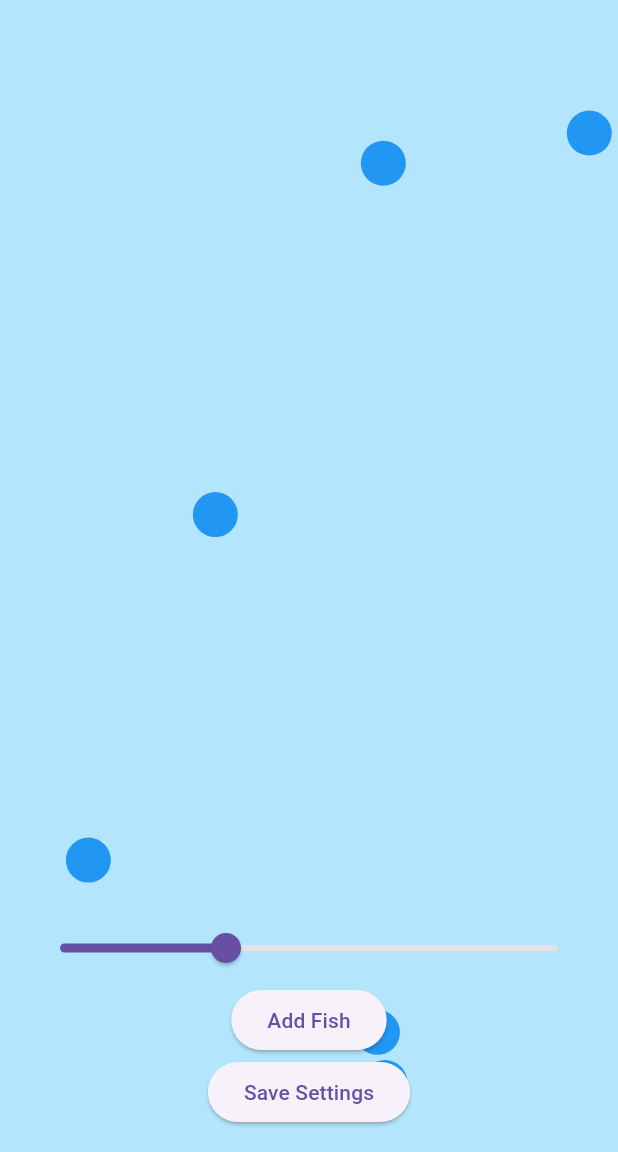
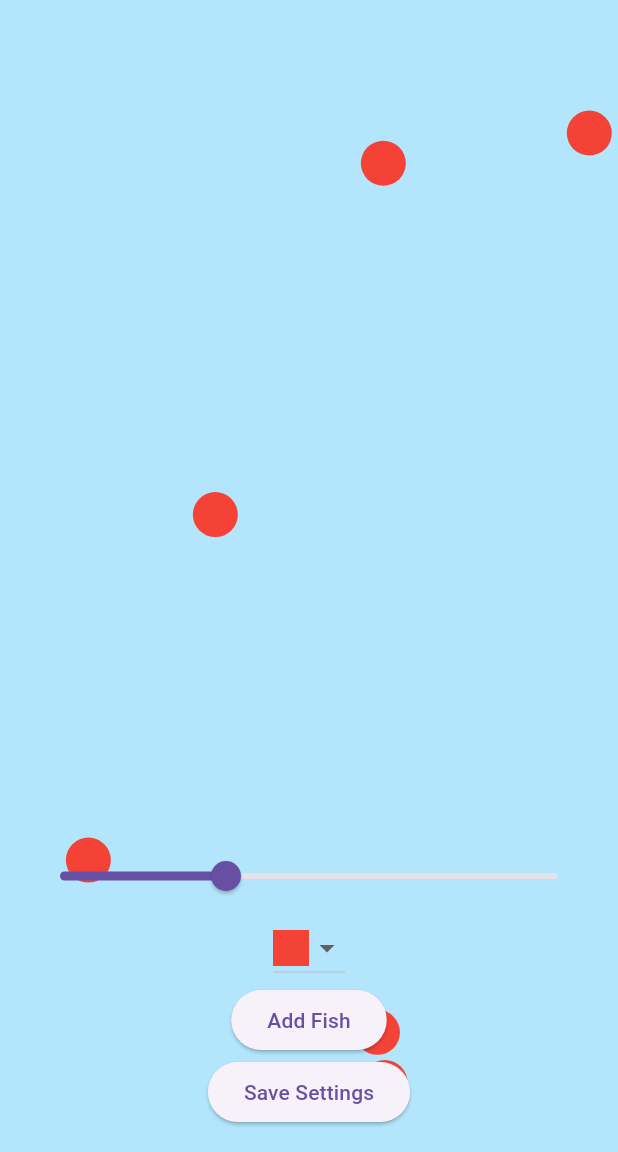
Before and after one commit to lastqveens/cw5, a Flutter app: the screen it shows after launch, after a tap on "Add Fish", on a phone screen of 412 x 824 dp, the part 84-1236 px from its top. Run offline on Flutter 3.47's test engine with Material 3 defaults, Android fonts, the phone set to English and light mode, and no system bars; our stand-ins replace sqflite; accounts and stored records are empty.

Commit message:
Fixed the dropdown

```diff
--- a/lib/main.dart
+++ b/lib/main.dart
@@ -31,9 +31,16 @@ class _AquariumScreenState extends State<AquariumScreen>
   late AnimationController _controller;
   List<Fish> fishList = [];
   double selectedSpeed = 2.0;
-  Color selectedColor = Colors.blue;
+  Color selectedColor = Colors.red; // Default color from availableColors
   final Random random = Random();
   late Size aquariumSize;
+  final List<Color> availableColors = [
+    Colors.red,
+    Colors.green,
+    Colors.blue,
+    Colors.yellow,
+    Colors.purple,
+  ];
 
   @override
   void initState() {
@@ -59,7 +66,11 @@ class _AquariumScreenState extends State<AquariumScreen>
     final savedSettings = await DatabaseHelper.instance.getSettings();
     setState(() {
       selectedSpeed = savedSettings['speed'] ?? 2.0;
-      selectedColor = Color(savedSettings['color'] ?? Colors.blue.value);
+      int savedColorValue = savedSettings['color'] ?? Colors.red.value;
+      selectedColor = availableColors.firstWhere(
+        (color) => color.value == savedColorValue,
+        orElse: () => Colors.red, // Default if no match is found
+      );
       int fishCount = savedSettings['fishCount'] ?? 5;
       for (int i = 0; i < fishCount; i++) {
         _addFish();
@@ -129,6 +140,7 @@ class _AquariumScreenState extends State<AquariumScreen>
                   child: Column(
                     mainAxisSize: MainAxisSize.min,
                     children: [
+                      // Speed Slider
                       Slider(
                         value: selectedSpeed,
                         min: 0.5,
@@ -143,10 +155,34 @@ class _AquariumScreenState extends State<AquariumScreen>
                         },
                         label: "Speed: ${selectedSpeed.toStringAsFixed(2)}",
                       ),
+
+                      // Color Dropdown
+                      DropdownButton<Color>(
+                        value: selectedColor,
+                        onChanged: (Color? newColor) {
+                          setState(() {
+                            selectedColor = newColor!;
+                          });
+                        },
+                        items: availableColors.map((Color color) {
+                          return DropdownMenuItem<Color>(
+                            value: color,
+                            child: Container(
+                              width: 24,
+                              height: 24,
+                              color: color,
+                            ),
+                          );
+                        }).toList(),
+                      ),
+
+                      // Add Fish Button
                       ElevatedButton(
                         onPressed: _addFish,
                         child: const Text('Add Fish'),
                       ),
+
+                      // Save Settings Button
                       ElevatedButton(
                         onPressed: _saveSettings,
                         child: const Text('Save Settings'),
```
